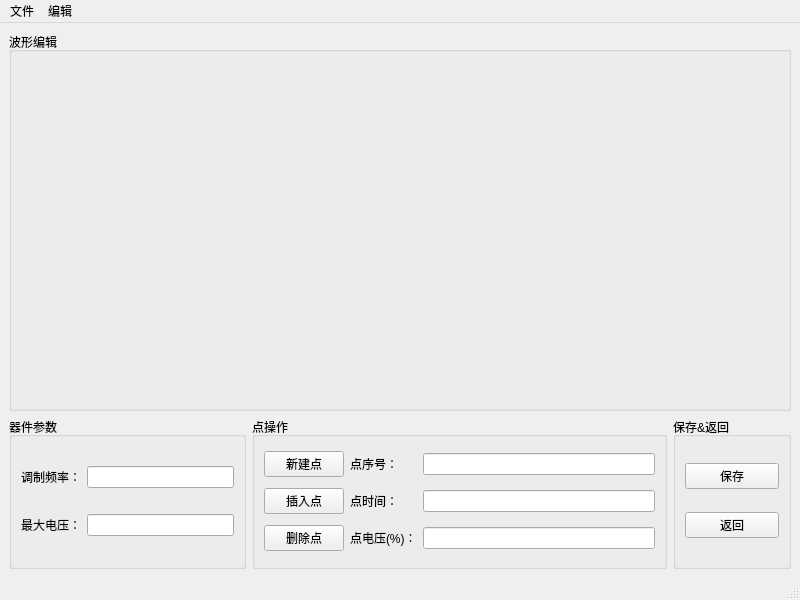
First picture: the form in windowwavedesigner.ui, repository zym013579/AOMController, before the edit.
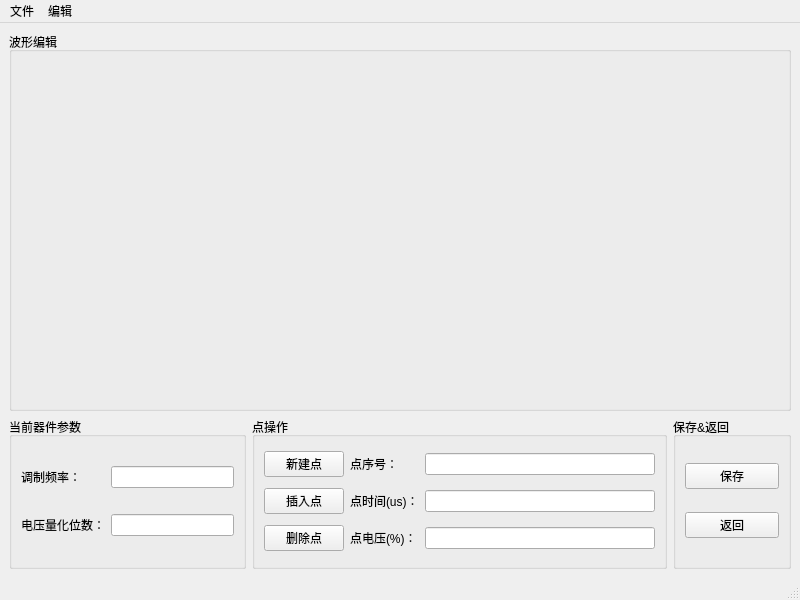
Second picture: the form after the edit. Custom widgets are drawn as their Qt base class.

Commit message: 增加部分可选参数，实时量化功能

What changed in the file:
```diff
--- a/windowwavedesigner.ui
+++ b/windowwavedesigner.ui
@@ -27,7 +27,7 @@
        <enum>Qt::ClickFocus</enum>
       </property>
       <property name="title">
-       <string>器件参数</string>
+       <string>当前器件参数</string>
       </property>
       <layout class="QGridLayout" name="gridLayout_5">
        <item row="0" column="0">
@@ -41,7 +41,11 @@
         </widget>
        </item>
        <item row="0" column="1">
-        <widget class="QLineEdit" name="lineEditFrequency"/>
+        <widget class="QLineEdit" name="lineEditFrequency">
+         <property name="readOnly">
+          <bool>true</bool>
+         </property>
+        </widget>
        </item>
        <item row="1" column="0">
         <widget class="QLabel" name="labelMaxVoltage">
@@ -49,12 +53,16 @@
           <enum>Qt::ClickFocus</enum>
          </property>
          <property name="text">
-          <string>最大电压：</string>
+          <string>电压量化位数：</string>
          </property>
         </widget>
        </item>
        <item row="1" column="1">
-        <widget class="QLineEdit" name="lineEditMaxVoltage"/>
+        <widget class="QLineEdit" name="lineEditMaxVoltage">
+         <property name="readOnly">
+          <bool>true</bool>
+         </property>
+        </widget>
        </item>
       </layout>
      </widget>
@@ -105,7 +113,7 @@
           <enum>Qt::ClickFocus</enum>
          </property>
          <property name="text">
-          <string>点时间：</string>
+          <string>点时间(us)：</string>
          </property>
         </widget>
        </item>
```
Left out of the diff: 18 changed lines with no effect on the pictures. The commit also changes 12 other files.
